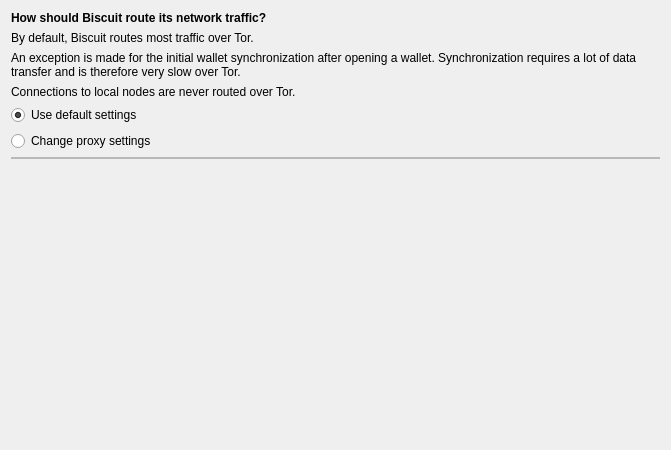
Qt form src/wizard/PageNetworkProxy.ui (BiscuitWallet/Biscuit) before a commit.
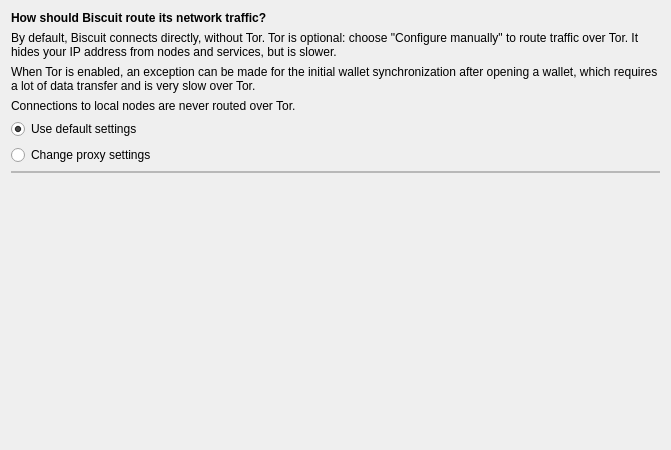
The same form after that commit. Custom widgets are drawn as their Qt base class.

Commit message:
Tor devient optionnel (désactivé par défaut, comme Cake Wallet)
Le proxy par défaut passe de Tor à aucun. L'utilisateur active Tor dans
l'assistant (« Configure manually ») ou dans les réglages ; le démon Tor
n'est lancé que si Tor est choisi.

Patch:
```diff
--- a/src/wizard/PageNetworkProxy.ui
+++ b/src/wizard/PageNetworkProxy.ui
@@ -30,7 +30,7 @@
    <item>
     <widget class="QLabel" name="label_2">
      <property name="text">
-      <string>By default, Biscuit routes most traffic over Tor. </string>
+      <string>By default, Biscuit connects directly, without Tor. Tor is optional: choose &quot;Configure manually&quot; to route traffic over Tor. It hides your IP address from nodes and services, but is slower.</string>
      </property>
      <property name="wordWrap">
       <bool>true</bool>
@@ -40,7 +40,7 @@
    <item>
     <widget class="QLabel" name="label_3">
      <property name="text">
-      <string>An exception is made for the initial wallet synchronization after opening a wallet. Synchronization requires a lot of data transfer and is therefore very slow over Tor. </string>
+      <string>When Tor is enabled, an exception can be made for the initial wallet synchronization after opening a wallet, which requires a lot of data transfer and is very slow over Tor.</string>
      </property>
      <property name="wordWrap">
       <bool>true</bool>
```
The commit also changes 1 other file.
